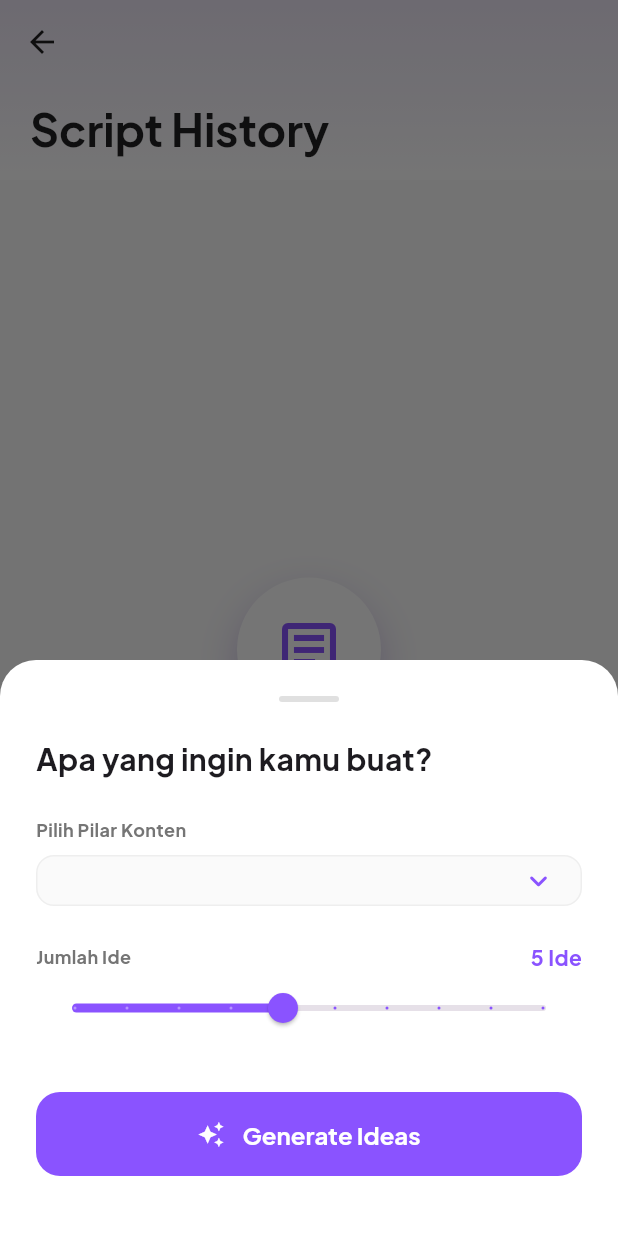
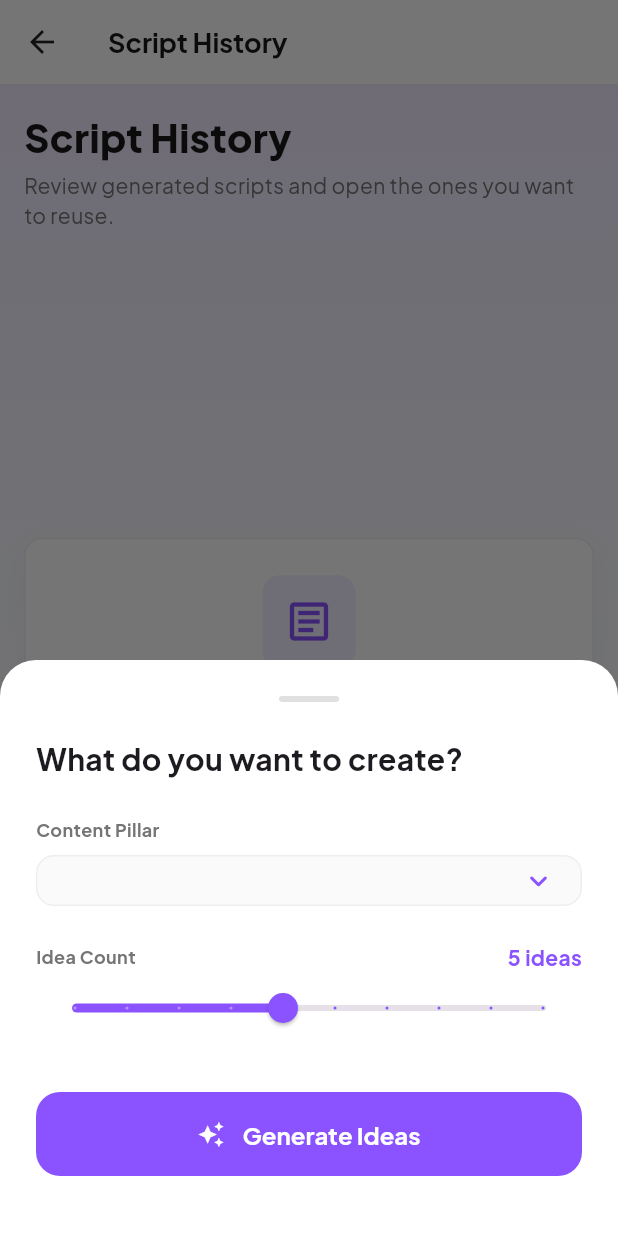
Before and after one commit to Chronzon/zora-personal-brand, a Flutter app: the ContentTab screen opened directly, after a tap on "Generate New", on a phone screen of 412 x 824 dp. Run offline on Flutter 3.47's test engine with Material 3 defaults, Android fonts, the phone set to English and light mode, and no system bars; our stand-ins replace flutter_dotenv, flutter_markdown, flutter_svg, get_it, google_fonts, image_picker and 1 more; accounts and stored records are empty.

Commit message:
Align dashboard visuals and confirm logout

```diff
--- a/lib/core/widgets/custom_app_bar.dart
+++ b/lib/core/widgets/custom_app_bar.dart
@@ -15,7 +15,10 @@ class CustomAppBar extends StatelessWidget implements PreferredSizeWidget {
     return AppBar(
       toolbarHeight: 80.0,
       backgroundColor: Colors.white,
+      surfaceTintColor: Colors.white,
+      shadowColor: Colors.transparent,
       elevation: 0,
+      scrolledUnderElevation: 0,
       shape: Border(
         bottom: BorderSide(
           color: Colors.grey.shade300,
--- a/lib/features/content_creation/presentation/widgets/create_idea_sheet.dart
+++ b/lib/features/content_creation/presentation/widgets/create_idea_sheet.dart
@@ -1,6 +1,7 @@
 import 'package:flutter/material.dart';
 import 'package:personal_branding_app/features/auth/presentation/providers/auth_provider.dart';
 import 'package:personal_branding_app/features/auth/presentation/widgets/auth_trigger_sheet.dart';
+import 'package:personal_branding_app/l10n/app_localizations.dart';
 import 'package:provider/provider.dart';
 import '../../../onboarding/presentation/providers/onboarding_provider.dart';
 import '../providers/content_creation_provider.dart';
@@ -82,6 +83,7 @@ class _CreateIdeaSheetState extends State<CreateIdeaSheet> {
   Widget build(BuildContext context) {
     final onboardingProvider = context.read<OnboardingProvider>();
     final pillars = onboardingProvider.contentPillarOptions;
+    final l10n = AppLocalizations.of(context)!;
     const purpleColor = Color(0xFF8A53FF);
 
     // Validasi pilar default
@@ -114,12 +116,12 @@ class _CreateIdeaSheetState extends State<CreateIdeaSheet> {
             ),
           ),
           const SizedBox(height: 24),
-          const Text(
-            "Apa yang ingin kamu buat?",
-            style: TextStyle(fontSize: 20, fontWeight: FontWeight.bold),
+          Text(
+            l10n.createIdeaSheetTitle,
+            style: const TextStyle(fontSize: 20, fontWeight: FontWeight.bold),
           ),
           const SizedBox(height: 24),
-          Text("Pilih Pilar Konten",
+          Text(l10n.createIdeaPillarLabel,
               style: TextStyle(
                   color: Colors.grey.shade600,
                   fontSize: 12,
@@ -153,12 +155,12 @@ class _CreateIdeaSheetState extends State<CreateIdeaSheet> {
           Row(
             mainAxisAlignment: MainAxisAlignment.spaceBetween,
             children: [
-              Text("Jumlah Ide",
+              Text(l10n.createIdeaCountLabel,
                   style: TextStyle(
                       color: Colors.grey.shade600,
                       fontSize: 12,
                       fontWeight: FontWeight.bold)),
-              Text("${_ideaCount.toInt()} Ide",
+              Text(l10n.createIdeaCountValue(_ideaCount.toInt()),
                   style: const TextStyle(
                       fontWeight: FontWeight.bold, color: purpleColor)),
             ],
@@ -181,8 +183,7 @@ class _CreateIdeaSheetState extends State<CreateIdeaSheet> {
                   : () async {
                       if (_selectedPillar == null) {
                         ScaffoldMessenger.of(context).showSnackBar(
-                          const SnackBar(
-                              content: Text("Harap pilih pilar konten.")),
+                          SnackBar(content: Text(l10n.createIdeaMissingPillar)),
                         );
                         return;
                       }
@@ -217,29 +218,29 @@ class _CreateIdeaSheetState extends State<CreateIdeaSheet> {
                 elevation: 0,
               ),
               child: _isGenerating
-                  ? const Row(
+                  ? Row(
                       mainAxisAlignment: MainAxisAlignment.center,
                       children: [
-                        SizedBox(
+                        const SizedBox(
                           height: 20,
                           width: 20,
                           child: CircularProgressIndicator(
                               color: Colors.white, strokeWidth: 2),
                         ),
-                        SizedBox(width: 12),
-                        Text("Meracik Ide...",
-                            style: TextStyle(
+                        const SizedBox(width: 12),
+                        Text(l10n.createIdeaLoadingLabel,
+                            style: const TextStyle(
                                 color: Colors.white,
                                 fontWeight: FontWeight.bold)),
                       ],
                     )
-                  : const Row(
+                  : Row(
                       mainAxisAlignment: MainAxisAlignment.center,
                       children: [
-                        Icon(Icons.auto_awesome, color: Colors.white),
-                        SizedBox(width: 12),
-                        Text("Generate Ideas",
-                            style: TextStyle(
+                        const Icon(Icons.auto_awesome, color: Colors.white),
+                        const SizedBox(width: 12),
+                        Text(l10n.createIdeaGenerateButton,
+                            style: const TextStyle(
                                 color: Colors.white,
                                 fontSize: 16,
                                 fontWeight: FontWeight.bold)),
--- a/lib/features/dashboard/presentation/widgets/content_tab.dart
+++ b/lib/features/dashboard/presentation/widgets/content_tab.dart
@@ -13,6 +13,10 @@ class ContentTab extends StatefulWidget {
 }
 
 class _ContentTabState extends State<ContentTab> {
+  static const Color _purpleColor = Color(0xFF8A53FF);
+  static const Color _backgroundColor = Color(0xFFF8F9FE);
+  static const Color _inkColor = Color(0xFF171717);
+
   void _showCreateSheet(BuildContext context) {
     showModalBottomSheet(
       context: context,
@@ -26,18 +30,30 @@ class _ContentTabState extends State<ContentTab> {
   Widget build(BuildContext context) {
     final contentProvider = context.watch<ContentCreationProvider>();
     final l10n = AppLocalizations.of(context)!;
-    const purpleColor = Color(0xFF8A53FF);
 
-    // Gunakan LayoutBuilder untuk responsif
     return LayoutBuilder(
       builder: (context, constraints) {
         final isDesktop = constraints.maxWidth >= 800;
+        final horizontalPadding = isDesktop ? 32.0 : 16.0;
 
         return Scaffold(
-          backgroundColor: Colors.grey.shade50,
+          backgroundColor: _backgroundColor,
+          appBar: AppBar(
+            title: Text(
+              l10n.contentScriptHistory,
+              style: const TextStyle(
+                color: _inkColor,
+                fontWeight: FontWeight.bold,
+              ),
+            ),
+            backgroundColor: Colors.white,
+            elevation: 0,
+            surfaceTintColor: Colors.white,
+            shadowColor: Colors.transparent,
+            scrolledUnderElevation: 0,
+          ),
           floatingActionButton: FloatingActionButton.extended(
             onPressed: () {
-              // Untuk desktop mungkin pakai Dialog, mobile pakai BottomSheet
               if (isDesktop) {
                 showDialog(
                   context: context,
@@ -49,97 +65,199 @@ class _ContentTabState extends State<ContentTab> {
                 _showCreateSheet(context);
               }
             },
-            backgroundColor: Colors.black,
-            elevation: 4,
+            backgroundColor: _purpleColor,
+            elevation: 0,
             icon: const Icon(Icons.add, color: Colors.white),
             label: Text(l10n.contentGenerateNew,
                 style: const TextStyle(
                     color: Colors.white, fontWeight: FontWeight.bold)),
           ),
-          body: CustomScrollView(
+          body: _DashboardBackground(
+            child: CustomScrollView(
               slivers: [
-              SliverAppBar(
-                expandedHeight: 120.0,
-                floating: true,
-                pinned: true,
-                backgroundColor: Colors.white,
-                elevation: 0,
-                flexibleSpace: FlexibleSpaceBar(
-                  titlePadding: const EdgeInsets.only(left: 20, bottom: 16),
-                  title: Text(
-                    l10n.contentScriptHistory,
-                    style: const TextStyle(
-                      color: Colors.black87,
-                      fontWeight: FontWeight.bold,
-                      fontSize: 20,
+                SliverPadding(
+                  padding: EdgeInsets.fromLTRB(
+                    horizontalPadding,
+                    20,
+                    horizontalPadding,
+                    0,
                   ),
-                  ),
-                  background: Container(
-                    decoration: BoxDecoration(
-                      gradient: LinearGradient(
-                        begin: Alignment.topCenter,
-                        end: Alignment.bottomCenter,
-                        colors: [Colors.deepPurple.shade50, Colors.white],
-                      ),
+                  sliver: SliverToBoxAdapter(
+                    child: Center(
+                      child: ConstrainedBox(
+                        constraints: const BoxConstraints(maxWidth: 1120),
+                        child: _buildHeader(l10n),
                       ),
                     ),
                   ),
                 ),
                 if (contentProvider.generatedScripts.isEmpty)
                   SliverFillRemaining(
+                    hasScrollBody: false,
                     child: Center(
+                      child: Padding(
+                        padding: EdgeInsets.fromLTRB(
+                          horizontalPadding,
+                          24,
+                          horizontalPadding,
+                          96,
+                        ),
+                        child: ConstrainedBox(
+                          constraints: const BoxConstraints(maxWidth: 520),
+                          child: _ContentPanel(
+                            padding: const EdgeInsets.all(24),
                             child: Column(
-                      mainAxisAlignment: MainAxisAlignment.center,
+                              mainAxisSize: MainAxisSize.min,
                               children: [
                                 Container(
-                          padding: const EdgeInsets.all(24),
+                                  padding: const EdgeInsets.all(14),
                                   decoration: BoxDecoration(
-                            color: Colors.white,
-                            shape: BoxShape.circle,
-                            boxShadow: [
-                              BoxShadow(
-                                  color: Colors.deepPurple.shade100,
-                                  blurRadius: 20,
-                                  offset: const Offset(0, 10))
-                            ],
+                                    color: _purpleColor.withValues(alpha: 0.1),
+                                    borderRadius: BorderRadius.circular(12),
                                   ),
-                          child: const Icon(Icons.article_outlined,
-                              size: 48, color: purpleColor),
+                                  child: const Icon(
+                                    Icons.article_outlined,
+                                    color: _purpleColor,
+                                    size: 34,
                                   ),
-                        const SizedBox(height: 24),
+                                ),
+                                const SizedBox(height: 18),
                                 Text(
                                   l10n.contentEmptyTitle,
-                          style: TextStyle(
-                              fontSize: 18,
+                                  textAlign: TextAlign.center,
+                                  style: const TextStyle(
+                                    fontSize: 20,
                                     fontWeight: FontWeight.bold,
-                              color: Colors.grey.shade800),
+                                    color: _inkColor,
+                                  ),
                                 ),
                                 const SizedBox(height: 8),
                                 Text(
                                   l10n.contentEmptyBody,
+                                  textAlign: TextAlign.center,
                                   style: TextStyle(
-                              fontSize: 14, color: Colors.grey.shade600),
+                                    fontSize: 14,
+                                    height: 1.5,
+                                    color: Colors.grey.shade600,
+                                  ),
                                 ),
                               ],
+                            ),
+                          ),
+                        ),
                       ),
                     ),
                   )
                 else
                   SliverPadding(
-                  padding: const EdgeInsets.all(16),
-                  sliver: SliverList(
-                    delegate: SliverChildBuilderDelegate(
-                      (context, index) => ScriptHistoryCard(
-                        script: contentProvider.generatedScripts[index],
+                    padding: EdgeInsets.fromLTRB(
+                      horizontalPadding,
+                      18,
+                      horizontalPadding,
+                      96,
                     ),
-                      childCount: contentProvider.generatedScripts.length,
+                    sliver: SliverToBoxAdapter(
+                      child: Center(
+                        child: ConstrainedBox(
+                          constraints: const BoxConstraints(maxWidth: 1120),
+                          child: Column(
+                            children: [
+                              for (final script
+                                  in contentProvider.generatedScripts)
+                                ScriptHistoryCard(script: script),
+                            ],
+                          ),
+                        ),
                       ),
                     ),
                   ),
               ],
             ),
+          ),
         );
       },
     );
   }
+
+  Widget _buildHeader(AppLocalizations l10n) {
+    return Column(
+      crossAxisAlignment: CrossAxisAlignment.start,
+      children: [
+        Text(
+          l10n.contentScriptHistory,
+          style: const TextStyle(
+            fontSize: 26,
+            height: 1.2,
+            fontWeight: FontWeight.w800,
+            color: _inkColor,
+          ),
+        ),
+        const SizedBox(height: 6),
+        Text(
+          l10n.contentHistorySubtitle,
+          style: TextStyle(
+            fontSize: 14,
+            height: 1.45,
+            color: Colors.grey.shade600,
+          ),
+        ),
+      ],
+    );
   }
+}
+
+class _DashboardBackground extends StatelessWidget {
+  const _DashboardBackground({required this.child});
+
+  final Widget child;
+
+  @override
+  Widget build(BuildContext context) {
+    return DecoratedBox(
+      decoration: const BoxDecoration(
+        gradient: LinearGradient(
+          begin: Alignment.topCenter,
+          end: Alignment.bottomCenter,
+          colors: [
+            Color(0xFFF1EAFF),
+            _ContentTabState._backgroundColor,
+            Colors.white,
+          ],
+          stops: [0, 0.42, 1],
+        ),
+      ),
+      child: child,
+    );
+  }
+}
+
+class _ContentPanel extends StatelessWidget {
+  const _ContentPanel({
+    required this.child,
+    this.padding = const EdgeInsets.all(18),
+  });
+
+  final Widget child;
+  final EdgeInsetsGeometry padding;
+
+  @override
+  Widget build(BuildContext context) {
+    return Container(
+      width: double.infinity,
+      padding: padding,
+      decoration: BoxDecoration(
+        color: Colors.white,
+        borderRadius: BorderRadius.circular(12),
+        border: Border.all(color: Colors.grey.shade200),
+        boxShadow: [
+          BoxShadow(
+            color: Colors.black.withValues(alpha: 0.035),
+            blurRadius: 18,
+            offset: const Offset(0, 8),
+          ),
+        ],
+      ),
+      child: child,
+    );
+  }
+}
--- a/lib/l10n/app_en.arb
+++ b/lib/l10n/app_en.arb
@@ -20,6 +20,10 @@
   "aboutApp": "About App",
   "actionsSection": "Actions",
   "logOut": "Log Out",
+  "logoutConfirmTitle": "Log out?",
+  "logoutConfirmBody": "Are you sure you want to log out of this account?",
+  "logoutConfirmCancel": "Cancel",
+  "logoutConfirmAction": "Log Out",
   "madeWithLove": "Made with ❤️ for Skripsi",
   "selectLanguage": "Select Language",
   "dashboardHome": "Home",
@@ -153,8 +157,24 @@
   "hookTemplateSix": "The tool I use to make this easier...",
   "contentGenerateNew": "Generate New",
   "contentScriptHistory": "Script History",
+  "contentHistorySubtitle": "Review generated scripts and open the ones you want to reuse.",
   "contentEmptyTitle": "No Scripts Generated Yet",
   "contentEmptyBody": "Generate ideas first, then create scripts.",
+  "createIdeaSheetTitle": "What do you want to create?",
+  "createIdeaPillarLabel": "Content Pillar",
+  "createIdeaCountLabel": "Idea Count",
+  "createIdeaCountValue": "{count} ideas",
+  "@createIdeaCountValue": {
+    "placeholders": {
+      "count": {
+        "type": "int",
+        "example": "5"
+      }
+    }
+  },
+  "createIdeaMissingPillar": "Please choose a content pillar.",
+  "createIdeaLoadingLabel": "Crafting Ideas...",
+  "createIdeaGenerateButton": "Generate Ideas",
   "strategyTitle": "Brand Strategy",
   "strategySubtitle": "Review your positioning, Ikigai, SWOT, and content pillars in one place.",
   "strategyIncompleteTitle": "Your brand strategy is not complete yet.",
--- a/lib/l10n/app_localizations.dart
+++ b/lib/l10n/app_localizations.dart
@@ -223,6 +223,30 @@ abstract class AppLocalizations {
   /// In en, this message translates to:
   /// **'Log Out'**
   String get logOut;
+
+  /// No description provided for @logoutConfirmTitle.
+  ///
+  /// In en, this message translates to:
+  /// **'Log out?'**
+  String get logoutConfirmTitle;
+
+  /// No description provided for @logoutConfirmBody.
+  ///
+  /// In en, this message translates to:
+  /// **'Are you sure you want to log out of this account?'**
+  String get logoutConfirmBody;
+
+  /// No description provided for @logoutConfirmCancel.
+  ///
+  /// In en, this message translates to:
+  /// **'Cancel'**
+  String get logoutConfirmCancel;
+
+  /// No description provided for @logoutConfirmAction.
+  ///
+  /// In en, this message translates to:
+  /// **'Log Out'**
+  String get logoutConfirmAction;
 
   /// No description provided for @madeWithLove.
   ///
@@ -878,6 +902,12 @@ abstract class AppLocalizations {
   /// **'Script History'**
   String get contentScriptHistory;
 
+  /// No description provided for @contentHistorySubtitle.
+  ///
+  /// In en, this message translates to:
+  /// **'Review generated scripts and open the ones you want to reuse.'**
+  String get contentHistorySubtitle;
+
   /// No description provided for @contentEmptyTitle.
   ///
   /// In en, this message translates to:
@@ -889,6 +919,48 @@ abstract class AppLocalizations {
   /// In en, this message translates to:
   /// **'Generate ideas first, then create scripts.'**
   String get contentEmptyBody;
+
+  /// No description provided for @createIdeaSheetTitle.
+  ///
+  /// In en, this message translates to:
+  /// **'What do you want to create?'**
+  String get createIdeaSheetTitle;
+
+  /// No description provided for @createIdeaPillarLabel.
+  ///
+  /// In en, this message translates to:
+  /// **'Content Pillar'**
+  String get createIdeaPillarLabel;
+
+  /// No description provided for @createIdeaCountLabel.
+  ///
+  /// In en, this message translates to:
+  /// **'Idea Count'**
+  String get createIdeaCountLabel;
+
+  /// No description provided for @createIdeaCountValue.
+  ///
+  /// In en, this message translates to:
+  /// **'{count} ideas'**
+  String createIdeaCountValue(int count);
+
+  /// No description provided for @createIdeaMissingPillar.
+  ///
+  /// In en, this message translates to:
+  /// **'Please choose a content pillar.'**
+  String get createIdeaMissingPillar;
+
+  /// No description provided for @createIdeaLoadingLabel.
+  ///
+  /// In en, this message translates to:
+  /// **'Crafting Ideas...'**
+  String get createIdeaLoadingLabel;
+
+  /// No description provided for @createIdeaGenerateButton.
+  ///
+  /// In en, this message translates to:
+  /// **'Generate Ideas'**
+  String get createIdeaGenerateButton;
 
   /// No description provided for @strategyTitle.
   ///
--- a/lib/l10n/app_localizations_en.dart
+++ b/lib/l10n/app_localizations_en.dart
@@ -70,6 +70,19 @@ class AppLocalizationsEn extends AppLocalizations {
 
   @override
   String get logOut => 'Log Out';
+
+  @override
+  String get logoutConfirmTitle => 'Log out?';
+
+  @override
+  String get logoutConfirmBody =>
+      'Are you sure you want to log out of this account?';
+
+  @override
+  String get logoutConfirmCancel => 'Cancel';
+
+  @override
+  String get logoutConfirmAction => 'Log Out';
 
   @override
   String get madeWithLove => 'Made with ❤️ for Skripsi';
@@ -440,10 +453,37 @@ class AppLocalizationsEn extends AppLocalizations {
   String get contentScriptHistory => 'Script History';
 
   @override
+  String get contentHistorySubtitle =>
+      'Review generated scripts and open the ones you want to reuse.';
+
+  @override
   String get contentEmptyTitle => 'No Scripts Generated Yet';
 
   @override
   String get contentEmptyBody => 'Generate ideas first, then create scripts.';
+
+  @override
+  String get createIdeaSheetTitle => 'What do you want to create?';
+
+  @override
+  String get createIdeaPillarLabel => 'Content Pillar';
+
+  @override
+  String get createIdeaCountLabel => 'Idea Count';
+
+  @override
+  String createIdeaCountValue(int count) {
+    return '$count ideas';
+  }
+
+  @override
+  String get createIdeaMissingPillar => 'Please choose a content pillar.';
+
+  @override
+  String get createIdeaLoadingLabel => 'Crafting Ideas...';
+
+  @override
+  String get createIdeaGenerateButton => 'Generate Ideas';
 
   @override
   String get strategyTitle => 'Brand Strategy';
```
Also changed, not shown: lib/features/content_creation/presentation/widgets/script_history_card.dart (+6 -5 lines), lib/features/dashboard/presentation/pages/settings_screen.dart (+47 -9 lines), lib/features/dashboard/presentation/widgets/strategy_tab.dart (+30 -3 lines), lib/l10n/app_id.arb (+20 -0 lines), lib/l10n/app_localizations_id.dart (+40 -0 lines). Lines whose indentation alone changed are shown as unchanged.
